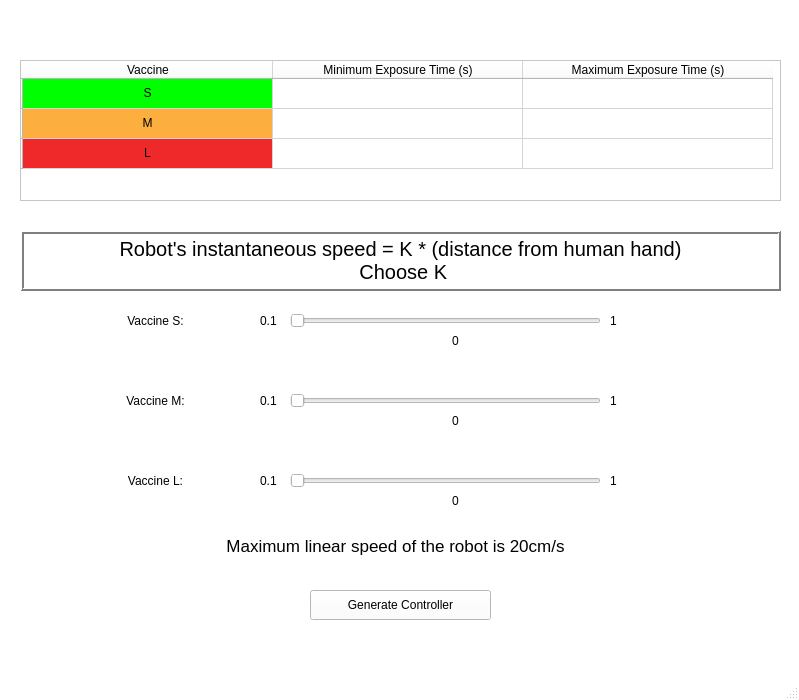
First picture: the form in stl_experiment_ui/user_interface/pv_controller_design.ui, repository alapkshirsagar/handovers_kinova_gen3, before the edit.
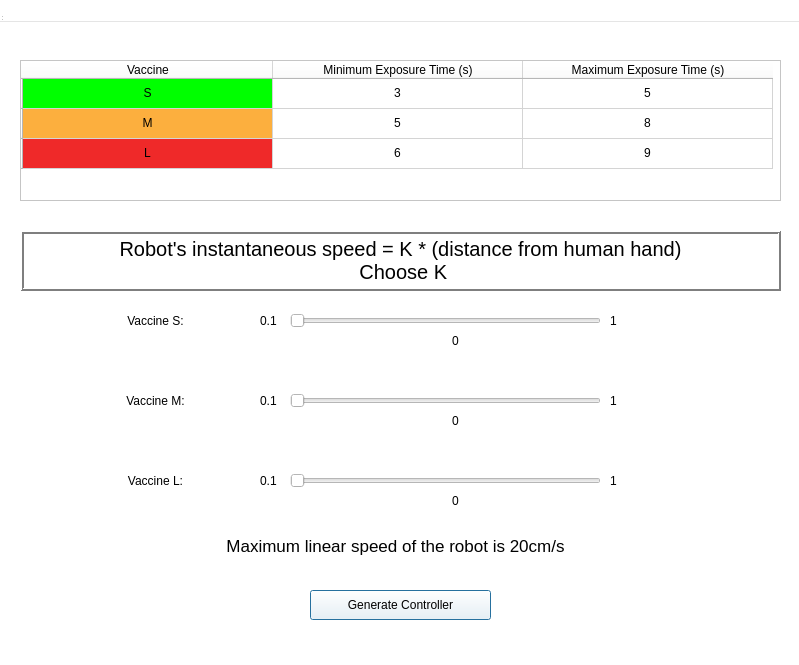
Second picture: the form after the edit.

Diff of the .ui file:
```diff
--- a/stl_experiment_ui/user_interface/pv_controller_design.ui
+++ b/stl_experiment_ui/user_interface/pv_controller_design.ui
@@ -1,13 +1,13 @@
 <?xml version="1.0" encoding="UTF-8"?>
 <ui version="4.0">
  <class>MainWindow</class>
- <widget class="QMainWindow" name="MainWindow">
+ <widget class="QDialog" name="MainWindow">
   <property name="geometry">
    <rect>
     <x>0</x>
     <y>0</y>
     <width>799</width>
-    <height>700</height>
+    <height>665</height>
    </rect>
   </property>
   <property name="palette">
@@ -505,6 +505,22 @@
       </brush>
      </property>
     </item>
+    <item row="0" column="1">
+     <property name="text">
+      <string>3</string>
+     </property>
+     <property name="textAlignment">
+      <set>AlignCenter</set>
+     </property>
+    </item>
+    <item row="0" column="2">
+     <property name="text">
+      <string>5</string>
+     </property>
+     <property name="textAlignment">
+      <set>AlignCenter</set>
+     </property>
+    </item>
     <item row="1" column="0">
      <property name="text">
       <string>M</string>
@@ -522,6 +538,22 @@
       </brush>
      </property>
     </item>
+    <item row="1" column="1">
+     <property name="text">
+      <string>5</string>
+     </property>
+     <property name="textAlignment">
+      <set>AlignCenter</set>
+     </property>
+    </item>
+    <item row="1" column="2">
+     <property name="text">
+      <string>8</string>
+     </property>
+     <property name="textAlignment">
+      <set>AlignCenter</set>
+     </property>
+    </item>
     <item row="2" column="0">
      <property name="text">
       <string>L</string>
@@ -539,6 +571,22 @@
       </brush>
      </property>
     </item>
+    <item row="2" column="1">
+     <property name="text">
+      <string>6</string>
+     </property>
+     <property name="textAlignment">
+      <set>AlignCenter</set>
+     </property>
+    </item>
+    <item row="2" column="2">
+     <property name="text">
+      <string>9</string>
+     </property>
+     <property name="textAlignment">
+      <set>AlignCenter</set>
+     </property>
+    </item>
    </widget>
    <widget class="QSlider" name="horizontalSlider">
     <property name="geometry">
@@ -1246,7 +1294,7 @@
      <x>0</x>
      <y>0</y>
      <width>799</width>
-     <height>26</height>
+     <height>22</height>
     </rect>
    </property>
   </widget>
@@ -1256,7 +1304,7 @@
      <x>0</x>
      <y>0</y>
      <width>3</width>
-     <height>31</height>
+     <height>22</height>
     </rect>
    </property>
   </widget>
```
Left out of the diff: 20 changed lines with no effect on the pictures.
